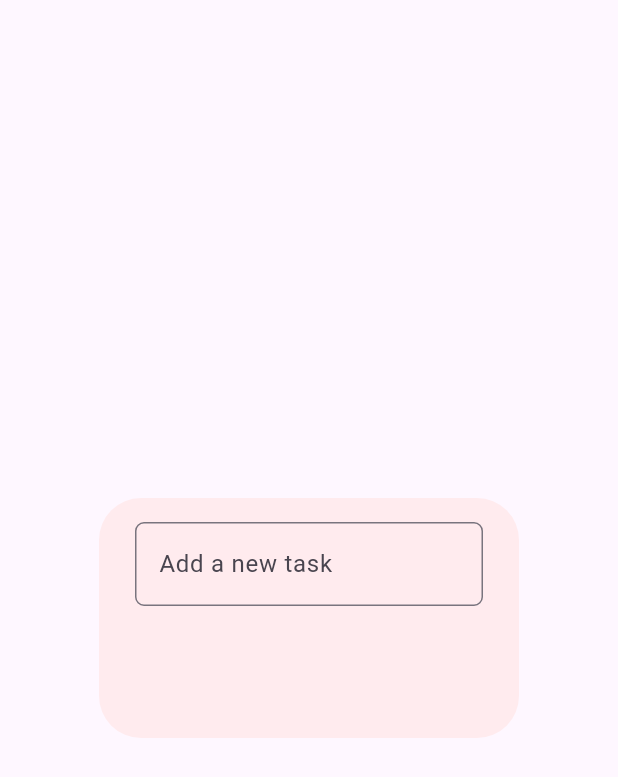
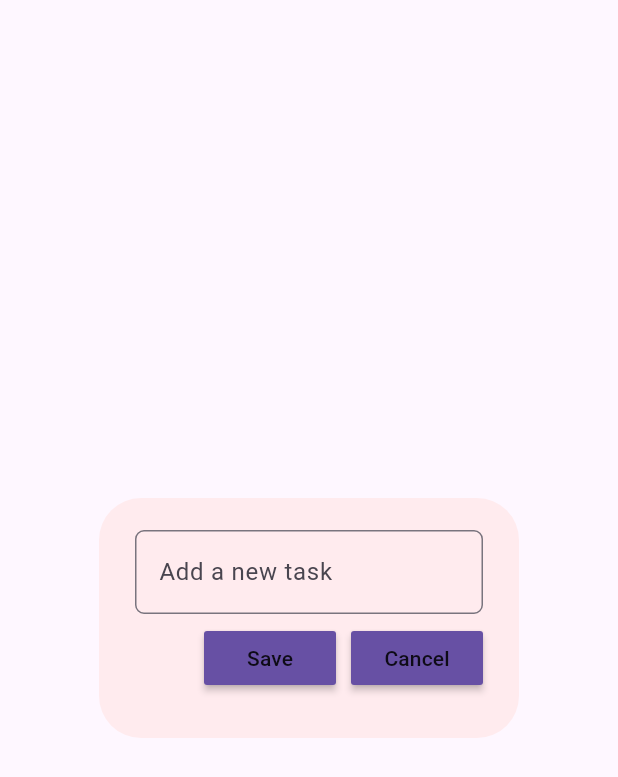
Before and after one commit to CharaD7/bas_flut, a Flutter app: the DialogBox widget shown alone on an empty page, opened directly, on a phone screen of 412 x 824 dp. Shown: the top 777 px of the screen. Run offline on Flutter 3.47's test engine with Material 3 defaults, Android fonts, the phone set to English and light mode, and no system bars.

Commit message:
Implemented U_Button and alignment of buttons

```diff
--- a/lib/util/dialog_box.dart
+++ b/lib/util/dialog_box.dart
@@ -1,3 +1,5 @@
+import 'package:bas_flut/util/u_button.dart';
+import 'package:bas_flut/util/u_button.dart';
 import 'package:flutter/material.dart';
 
 class DialogBox extends StatelessWidget {
@@ -10,6 +12,7 @@ class DialogBox extends StatelessWidget {
       content: Container(
         height: 120,
         child: Column(
+          mainAxisAlignment: MainAxisAlignment.spaceEvenly,
           children: [
             TextField(
               decoration: InputDecoration(
@@ -20,8 +23,15 @@ class DialogBox extends StatelessWidget {
               )
             ),
             Row(
-              children: [],
-            )
+              mainAxisAlignment: MainAxisAlignment.end,
+              children: [
+                UButton(text: "Save", onPressed: () => { print("Clicked Save")}),
+
+                const SizedBox( width: 10,),
+
+                UButton(text: "Cancel", onPressed: () => { print("Clicked Cancel")}),
+              ],
+              )
           ],
         )
       )
```
